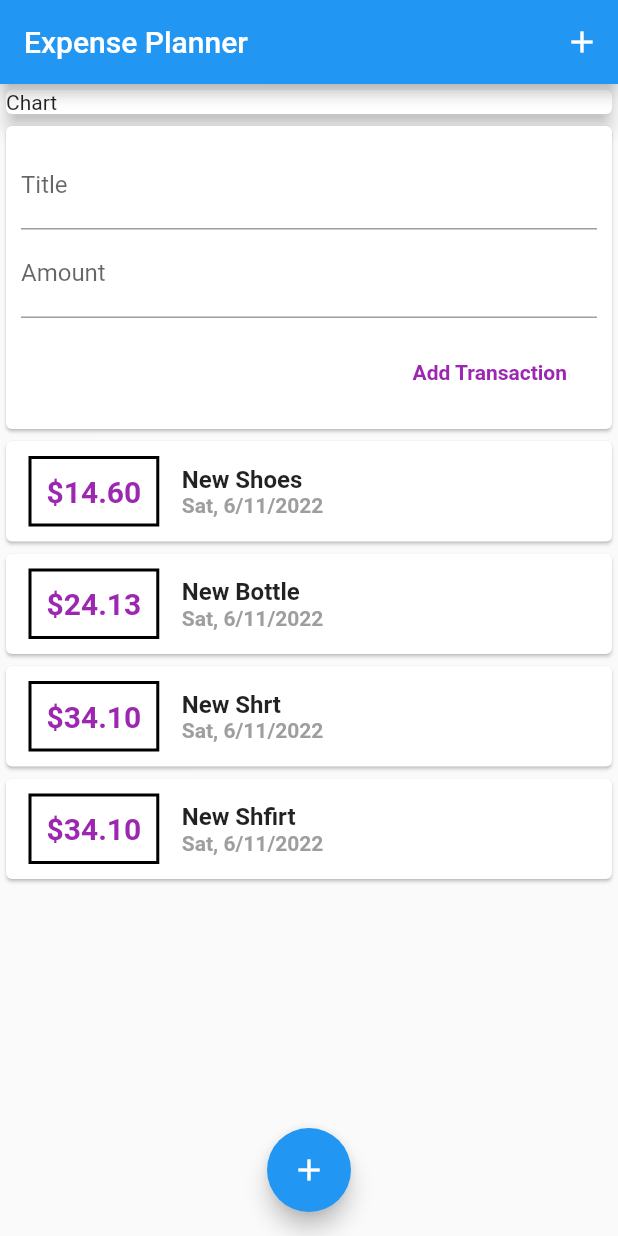
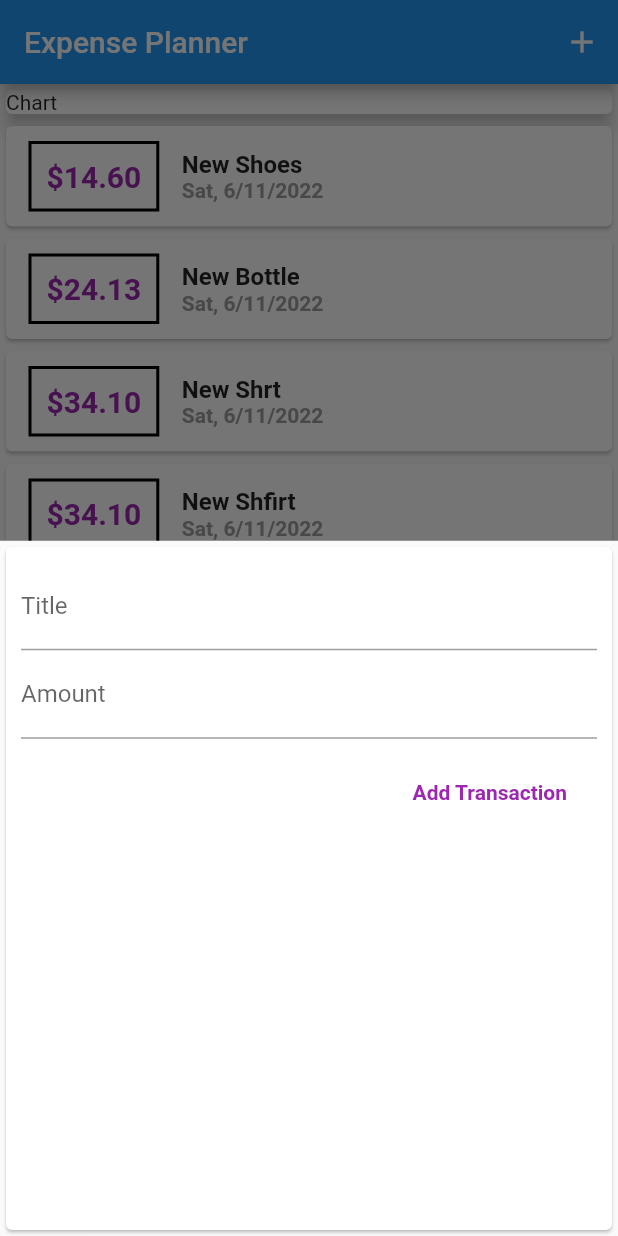
Before and after one commit to mzbudi/Flutter-Expense-Planner, a Flutter app: the screen it shows after launch, after a tap on the "add" icon, on a phone screen of 412 x 824 dp. Run offline on Flutter 3.47's test engine with Material 2 defaults, Android fonts, the phone set to English and light mode, and no system bars.

Commit message:
Add : Bottom Drawer, Modify : Form to stateful

```diff
--- a/lib/main.dart
+++ b/lib/main.dart
@@ -1,15 +1,61 @@
-import 'package:expense_planner/view/transaction/transaction_view.dart';
+import 'package:expense_planner/view/transaction/widgets/transaction_form.dart';
+import 'package:expense_planner/view/transaction/widgets/transaction_list.dart';
 import 'package:flutter/material.dart';
+import './models/transaction.dart';
+import './view/transaction/widgets/transaction_form.dart';
 
 void main() {
   runApp(const Home());
 }
 
-class Home extends StatelessWidget {
+class Home extends StatefulWidget {
   const Home({Key? key}) : super(key: key);
 
+  @override
+  State<Home> createState() => _HomeState();
+}
+
+class _HomeState extends State<Home> {
   // final titleController = TextEditingController();
-  // String amountController = '';
+
+  final List<Transaction> _userTransactions = [
+    Transaction(
+        id: "T1", title: "New Shoes", amount: 14.6, date: DateTime.now()),
+    Transaction(
+        id: "T2", title: "New Bottle", amount: 24.126, date: DateTime.now()),
+    Transaction(
+        id: "T3", title: "New Shrt", amount: 34.1, date: DateTime.now()),
+    Transaction(
+        id: "T4", title: "New Shfirt", amount: 34.1, date: DateTime.now()),
+    Transaction(
+        id: "T5", title: "Nedsw Shirt", amount: 34.1, date: DateTime.now()),
+    Transaction(
+        id: "T6", title: "New Shairt", amount: 34.1, date: DateTime.now()),
+    Transaction(
+        id: "T7", title: "New Shdirt", amount: 34.1, date: DateTime.now()),
+    Transaction(
+        id: "T8", title: "New Sahirt", amount: 34.1, date: DateTime.now()),
+  ];
+
+  void _addTransactionModal(BuildContext ctx) {
+    showModalBottomSheet(
+        context: ctx,
+        builder: (_) {
+          return TransactionForm(addTransaction: _addTransaction);
+        });
+  }
+
+  void _addTransaction({required String title, required double amount}) {
+    final newTx = Transaction(
+        id: DateTime.now().toString(),
+        title: title,
+        amount: amount,
+        date: DateTime.now());
+
+    setState(() {
+      _userTransactions.add(newTx);
+    });
+  }
 
   @override
   Widget build(BuildContext context) {
@@ -18,10 +64,12 @@ class Home extends StatelessWidget {
         appBar: AppBar(
           title: const Text("Expense Planner"),
           actions: [
-            IconButton(
-              onPressed: () {},
-              icon: const Icon(Icons.add),
-              splashRadius: 20,
+            Builder(
+              builder: (context) => IconButton(
+                onPressed: () => _addTransactionModal(context),
+                icon: const Icon(Icons.add),
+                splashRadius: 20,
+              ),
             )
           ],
         ),
@@ -36,13 +84,17 @@ class Home extends StatelessWidget {
                   elevation: 5,
                 ),
               ),
-              const TransactionView()
+              TransactionList(userTransactions: _userTransactions)
             ],
           ),
         ),
-        floatingActionButton: FloatingActionButton(
-          onPressed: () {},
-          child: const Icon(Icons.add),
+        floatingActionButton: Builder(
+          builder: (context) => FloatingActionButton(
+            onPressed: () {
+              _addTransactionModal(context);
+            },
+            child: const Icon(Icons.add),
+          ),
         ),
         floatingActionButtonLocation: FloatingActionButtonLocation.centerFloat,
       ),
--- a/lib/view/transaction/transaction_view.dart
+++ /dev/null
@@ -1,56 +0,0 @@
-import 'package:flutter/material.dart';
-import './widgets/transaction_form.dart';
-import './widgets/transaction_list.dart';
-import '../../models/transaction.dart';
-
-class TransactionView extends StatefulWidget {
-  const TransactionView({Key? key}) : super(key: key);
-
-  @override
-  State<TransactionView> createState() => _TransactionViewState();
-}
-
-class _TransactionViewState extends State<TransactionView> {
-  final List<Transaction> _userTransactions = [
-    Transaction(
-        id: "T1", title: "New Shoes", amount: 14.6, date: DateTime.now()),
-    Transaction(
-        id: "T2", title: "New Bottle", amount: 24.126, date: DateTime.now()),
-    Transaction(
-        id: "T3", title: "New Shrt", amount: 34.1, date: DateTime.now()),
-    Transaction(
-        id: "T4", title: "New Shfirt", amount: 34.1, date: DateTime.now()),
-    Transaction(
-        id: "T5", title: "Nedsw Shirt", amount: 34.1, date: DateTime.now()),
-    Transaction(
-        id: "T6", title: "New Shairt", amount: 34.1, date: DateTime.now()),
-    Transaction(
-        id: "T7", title: "New Shdirt", amount: 34.1, date: DateTime.now()),
-    Transaction(
-        id: "T8", title: "New Sahirt", amount: 34.1, date: DateTime.now()),
-  ];
-
-  void _addTransaction({required String title, required double amount}) {
-    final newTx = Transaction(
-        id: DateTime.now().toString(),
-        title: title,
-        amount: amount,
-        date: DateTime.now());
-
-    setState(() {
-      _userTransactions.add(newTx);
-    });
-  }
-
-  @override
-  Widget build(BuildContext context) {
-    return Column(
-      children: [
-        TransactionForm(addTransaction: _addTransaction),
-        TransactionList(
-          userTransactions: _userTransactions,
-        )
-      ],
-    );
-  }
-}
--- a/lib/view/transaction/widgets/transaction_form.dart
+++ b/lib/view/transaction/widgets/transaction_form.dart
@@ -1,22 +1,42 @@
 import 'package:flutter/material.dart';
 
-class TransactionForm extends StatelessWidget {
-  TransactionForm({Key? key, required this.addTransaction}) : super(key: key);
+class TransactionForm extends StatefulWidget {
+  const TransactionForm({Key? key, required this.addTransaction})
+      : super(key: key);
 
   final Function addTransaction;
 
-  final titleController = TextEditingController();
-  final amountController = TextEditingController();
+  @override
+  State<TransactionForm> createState() => _TransactionFormState();
+}
+
+class _TransactionFormState extends State<TransactionForm> {
+  late TextEditingController _titleController;
+  late TextEditingController _amountController;
+
+  @override
+  void initState() {
+    super.initState();
+    _titleController = TextEditingController();
+    _amountController = TextEditingController();
+  }
+
+  @override
+  void dispose() {
+    _titleController.dispose();
+    _amountController.dispose();
+    super.dispose();
+  }
 
   void submitData() {
-    final enteredTitle = titleController.text;
-    final enteredAmount = double.parse(amountController.text);
+    final enteredTitle = _titleController.text;
+    final enteredAmount = double.parse(_amountController.text);
 
     if (enteredTitle.isEmpty || enteredAmount <= 0) {
       return;
     }
 
-    addTransaction(title: enteredTitle, amount: enteredAmount);
+    widget.addTransaction(title: enteredTitle, amount: enteredAmount);
   }
 
   @override
@@ -29,11 +49,11 @@ class TransactionForm extends StatelessWidget {
           children: [
             TextField(
                 decoration: const InputDecoration(labelText: "Title"),
-                controller: titleController,
+                controller: _titleController,
                 onSubmitted: (_) => submitData()),
             TextField(
               decoration: const InputDecoration(labelText: "Amount"),
-              controller: amountController,
+              controller: _amountController,
               keyboardType: TextInputType.number,
               onSubmitted: ((_) => submitData()),
             ),
```
